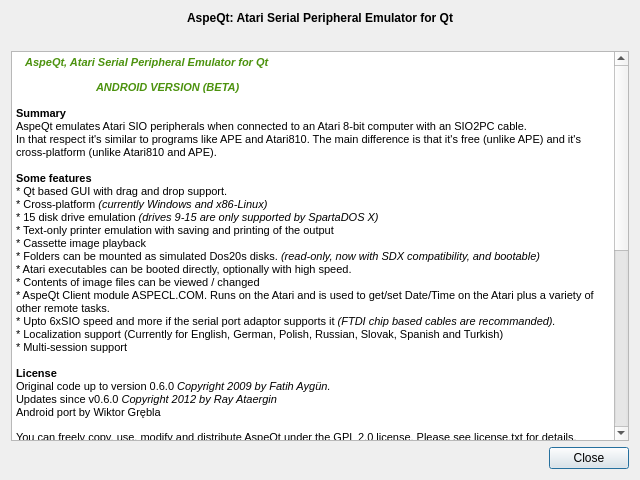
Before: the Qt Designer form aboutdialog.ui in greblus/aspeqt, drawn with Qt 5.
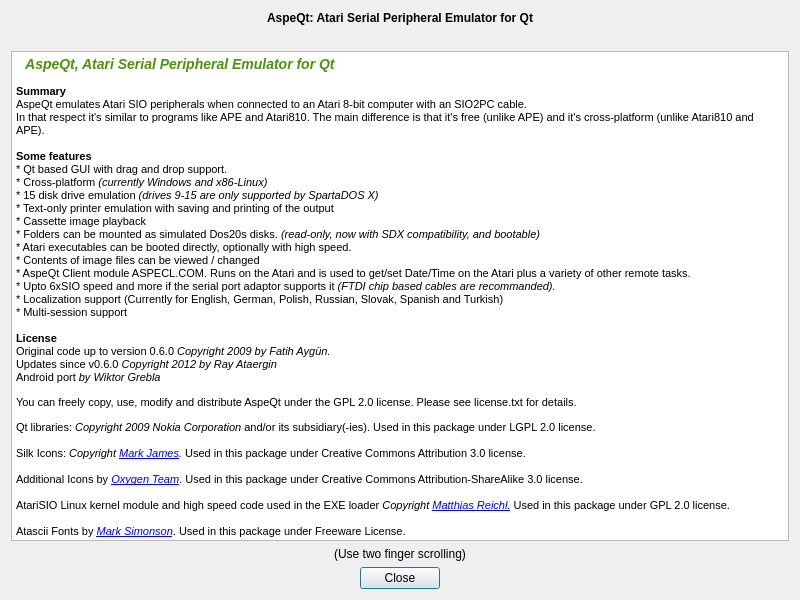
After: the same form once the commit is applied. Icons and pictures are not drawn.

Commit message: No more landscape screen orientation.

Diff of the .ui file:
```diff
--- a/aboutdialog.ui
+++ b/aboutdialog.ui
@@ -6,10 +6,16 @@
    <rect>
     <x>0</x>
     <y>0</y>
-    <width>640</width>
-    <height>480</height>
+    <width>800</width>
+    <height>600</height>
    </rect>
   </property>
+  <property name="sizePolicy">
+   <sizepolicy hsizetype="Maximum" vsizetype="Maximum">
+    <horstretch>0</horstretch>
+    <verstretch>0</verstretch>
+   </sizepolicy>
+  </property>
   <property name="windowTitle">
    <string>About AspeQt</string>
   </property>
@@ -36,7 +42,7 @@
      </property>
     </widget>
    </item>
-   <item row="5" column="0">
+   <item row="7" column="0">
     <widget class="QDialogButtonBox" name="buttonBox">
      <property name="locale">
       <locale language="English" country="UnitedStates"/>
@@ -47,21 +53,31 @@
      <property name="standardButtons">
       <set>QDialogButtonBox::Close</set>
      </property>
+     <property name="centerButtons">
+      <bool>true</bool>
+     </property>
     </widget>
    </item>
    <item row="2" column="0">
     <widget class="QTextBrowser" name="textBrowser">
+     <property name="verticalScrollBarPolicy">
+      <enum>Qt::ScrollBarAlwaysOff</enum>
+     </property>
+     <property name="horizontalScrollBarPolicy">
+      <enum>Qt::ScrollBarAlwaysOff</enum>
+     </property>
      <property name="html">
       <string>&lt;!DOCTYPE HTML PUBLIC &quot;-//W3C//DTD HTML 4.0//EN&quot; &quot;http://www.w3.org/TR/REC-html40/strict.dtd&quot;&gt;
 &lt;html&gt;&lt;head&gt;&lt;meta name=&quot;qrichtext&quot; content=&quot;1&quot; /&gt;&lt;title&gt;AspeQt&lt;/title&gt;&lt;style type=&quot;text/css&quot;&gt;
 p, li { white-space: pre-wrap; }
 &lt;/style&gt;&lt;/head&gt;&lt;body style=&quot; font-family:'MS Shell Dlg 2'; font-size:8.25pt; font-weight:400; font-style:normal;&quot;&gt;
-&lt;p style=&quot; margin-top:12px; margin-bottom:12px; margin-left:0px; margin-right:0px; -qt-block-indent:0; text-indent:0px;&quot;&gt; &lt;img src=&quot;main-icon/AspeQt.png&quot; width=&quot;66&quot; height=&quot;72&quot; /&gt;&lt;span style=&quot; font-weight:600; color:#4c920e;&quot;&gt;  &lt;/span&gt;&lt;span style=&quot; font-family:'Arial,Helvetica,sans-serif'; font-weight:600; font-style:italic; color:#4c920e;&quot;&gt;AspeQt, Atari Serial Peripheral Emulator for Qt&lt;/span&gt;&lt;/p&gt;
-&lt;p style=&quot; margin-top:12px; margin-bottom:12px; margin-left:0px; margin-right:0px; -qt-block-indent:0; text-indent:0px;&quot;&gt;&lt;span style=&quot; font-weight:600; font-style:italic; color:#4c920e;&quot;&gt;	ANDROID VERSION (BETA)&lt;br /&gt;&lt;/span&gt;&lt;br /&gt;&lt;span style=&quot; font-family:'Arial,Helvetica,sans-serif'; font-weight:600;&quot;&gt;Summary&lt;/span&gt;&lt;span style=&quot; font-family:'Arial,Helvetica,sans-serif';&quot;&gt;&lt;br /&gt;AspeQt emulates Atari SIO peripherals when connected to an Atari 8-bit computer with an SIO2PC cable.&lt;br /&gt;In that respect it's similar to programs like APE and Atari810. The main difference is that it's free (unlike APE) and it's cross-platform (unlike Atari810 and APE).&lt;br /&gt;&lt;br /&gt;&lt;/span&gt;&lt;span style=&quot; font-family:'Arial,Helvetica,sans-serif'; font-weight:600;&quot;&gt;Some features&lt;/span&gt;&lt;span style=&quot; font-family:'Arial,Helvetica,sans-serif';&quot;&gt;&lt;br /&gt;* Qt based GUI with drag and drop support.&lt;br /&gt;* Cross-platform&lt;/span&gt;&lt;span style=&quot; font-family:'Arial,Helvetica,sans-serif'; font-style:italic;&quot;&gt; (currently Windows and x86-Linux)&lt;/span&gt;&lt;span style=&quot; font-family:'Arial,Helvetica,sans-serif';&quot;&gt;&lt;br /&gt;* 15 disk drive emulation &lt;/span&gt;&lt;span style=&quot; font-family:'Arial,Helvetica,sans-serif'; font-style:italic;&quot;&gt;(drives 9-15 are only supported by SpartaDOS X)&lt;/span&gt;&lt;span style=&quot; font-family:'Arial,Helvetica,sans-serif';&quot;&gt;&lt;br /&gt;* Text-only printer emulation with saving and printing of the output&lt;br /&gt;* Cassette image playback&lt;br /&gt;* Folders can be mounted as simulated Dos20s disks. &lt;/span&gt;&lt;span style=&quot; font-family:'Arial,Helvetica,sans-serif'; font-style:italic;&quot;&gt;(read-only, now with SDX compatibility, and bootable)&lt;/span&gt;&lt;span style=&quot; font-family:'Arial,Helvetica,sans-serif';&quot;&gt;&lt;br /&gt;* Atari executables can be booted directly, optionally with high speed.&lt;br /&gt;* Contents of image files can be viewed / changed&lt;br /&gt;* AspeQt Client module ASPECL.COM. Runs on the Atari and is used to get/set Date/Time on the Atari plus a variety of other remote tasks.&lt;br /&gt;* Upto 6xSIO speed and more if the serial port adaptor supports it &lt;/span&gt;&lt;span style=&quot; font-family:'Arial,Helvetica,sans-serif'; font-style:italic;&quot;&gt;(FTDI chip based cables are recommanded).&lt;/span&gt;&lt;span style=&quot; font-family:'Arial,Helvetica,sans-serif';&quot;&gt;&lt;br /&gt;* Localization support (Currently for English, German, Polish, Russian, Slovak, Spanish and Turkish)&lt;br /&gt;* Multi-session support&lt;br /&gt;&lt;br /&gt;&lt;/span&gt;&lt;span style=&quot; font-family:'Arial,Helvetica,sans-serif'; font-weight:600;&quot;&gt;License&lt;/span&gt;&lt;span style=&quot; font-family:'Arial,Helvetica,sans-serif';&quot;&gt;&lt;br /&gt;Original code up to version 0.6.0 &lt;/span&gt;&lt;span style=&quot; font-family:'Arial,Helvetica,sans-serif'; font-style:italic;&quot;&gt;Copyright 2009 by Fatih Aygün. &lt;/span&gt;&lt;span style=&quot; font-family:'Arial,Helvetica,sans-serif';&quot;&gt;&lt;br /&gt;Updates since v0.6.0 &lt;/span&gt;&lt;span style=&quot; font-family:'Arial,Helvetica,sans-serif'; font-style:italic;&quot;&gt;Copyright 2012 by Ray Ataergin&lt;/span&gt; &lt;br /&gt;Android port by Wiktor Grębla &lt;/p&gt;
+&lt;p style=&quot; margin-top:12px; margin-bottom:12px; margin-left:0px; margin-right:0px; -qt-block-indent:0; text-indent:0px;&quot;&gt; &lt;img src=&quot;main-icon/AspeQt.png&quot; width=&quot;66&quot; height=&quot;72&quot; /&gt;&lt;span style=&quot; font-weight:600; color:#4c920e;&quot;&gt;  &lt;/span&gt;&lt;span style=&quot; font-family:'Arial,Helvetica,sans-serif'; font-size:large; font-weight:600; font-style:italic; color:#4c920e;&quot;&gt;AspeQt, Atari Serial Peripheral Emulator for Qt&lt;/span&gt;&lt;span style=&quot; font-weight:600; font-style:italic; color:#4c920e;&quot;&gt;&lt;br /&gt;&lt;/span&gt;&lt;br /&gt;&lt;span style=&quot; font-family:'Arial,Helvetica,sans-serif'; font-weight:600;&quot;&gt;Summary&lt;/span&gt;&lt;span style=&quot; font-family:'Arial,Helvetica,sans-serif';&quot;&gt;&lt;br /&gt;AspeQt emulates Atari SIO peripherals when connected to an Atari 8-bit computer with an SIO2PC cable.&lt;br /&gt;In that respect it's similar to programs like APE and Atari810. The main difference is that it's free (unlike APE) and it's cross-platform (unlike Atari810 and APE).&lt;br /&gt;&lt;br /&gt;&lt;/span&gt;&lt;span style=&quot; font-family:'Arial,Helvetica,sans-serif'; font-weight:600;&quot;&gt;Some features&lt;/span&gt;&lt;span style=&quot; font-family:'Arial,Helvetica,sans-serif';&quot;&gt;&lt;br /&gt;* Qt based GUI with drag and drop support.&lt;br /&gt;* Cross-platform&lt;/span&gt;&lt;span style=&quot; font-family:'Arial,Helvetica,sans-serif'; font-style:italic;&quot;&gt; (currently Windows and x86-Linux)&lt;/span&gt;&lt;span style=&quot; font-family:'Arial,Helvetica,sans-serif';&quot;&gt;&lt;br /&gt;* 15 disk drive emulation &lt;/span&gt;&lt;span style=&quot; font-family:'Arial,Helvetica,sans-serif'; font-style:italic;&quot;&gt;(drives 9-15 are only supported by SpartaDOS X)&lt;/span&gt;&lt;span style=&quot; font-family:'Arial,Helvetica,sans-serif';&quot;&gt;&lt;br /&gt;* Text-only printer emulation with saving and printing of the output&lt;br /&gt;* Cassette image playback&lt;br /&gt;* Folders can be mounted as simulated Dos20s disks. &lt;/span&gt;&lt;span style=&quot; font-family:'Arial,Helvetica,sans-serif'; font-style:italic;&quot;&gt;(read-only, now with SDX compatibility, and bootable)&lt;/span&gt;&lt;span style=&quot; font-family:'Arial,Helvetica,sans-serif';&quot;&gt;&lt;br /&gt;* Atari executables can be booted directly, optionally with high speed.&lt;br /&gt;* Contents of image files can be viewed / changed&lt;br /&gt;* AspeQt Client module ASPECL.COM. Runs on the Atari and is used to get/set Date/Time on the Atari plus a variety of other remote tasks.&lt;br /&gt;* Upto 6xSIO speed and more if the serial port adaptor supports it &lt;/span&gt;&lt;span style=&quot; font-family:'Arial,Helvetica,sans-serif'; font-style:italic;&quot;&gt;(FTDI chip based cables are recommanded).&lt;/span&gt;&lt;span style=&quot; font-family:'Arial,Helvetica,sans-serif';&quot;&gt;&lt;br /&gt;* Localization support (Currently for English, German, Polish, Russian, Slovak, Spanish and Turkish)&lt;br /&gt;* Multi-session support&lt;br /&gt;&lt;br /&gt;&lt;/span&gt;&lt;span style=&quot; font-family:'Arial,Helvetica,sans-serif'; font-weight:600;&quot;&gt;License&lt;/span&gt;&lt;span style=&quot; font-family:'Arial,Helvetica,sans-serif';&quot;&gt;&lt;br /&gt;Original code up to version 0.6.0 &lt;/span&gt;&lt;span style=&quot; font-family:'Arial,Helvetica,sans-serif'; font-style:italic;&quot;&gt;Copyright 2009 by Fatih Aygün. &lt;/span&gt;&lt;span style=&quot; font-family:'Arial,Helvetica,sans-serif';&quot;&gt;&lt;br /&gt;Updates since v0.6.0 &lt;/span&gt;&lt;span style=&quot; font-family:'Arial,Helvetica,sans-serif'; font-style:italic;&quot;&gt;Copyright 2012 by Ray Ataergin&lt;/span&gt;&lt;span style=&quot; font-family:'Arial,Helvetica,sans-serif';&quot;&gt; &lt;br /&gt;Android port&lt;/span&gt;&lt;span style=&quot; font-family:'Arial,Helvetica,sans-serif'; font-style:italic;&quot;&gt; by Wiktor Grebla&lt;/span&gt; &lt;/p&gt;
 &lt;p style=&quot; margin-top:12px; margin-bottom:12px; margin-left:0px; margin-right:0px; -qt-block-indent:0; text-indent:0px;&quot;&gt;&lt;span style=&quot; font-family:'Arial,Helvetica,sans-serif';&quot;&gt;You can freely copy, use, modify and distribute AspeQt under the GPL 2.0 license. Please see license.txt for details.&lt;/span&gt; &lt;/p&gt;
 &lt;p style=&quot; margin-top:12px; margin-bottom:12px; margin-left:0px; margin-right:0px; -qt-block-indent:0; text-indent:0px;&quot;&gt;&lt;span style=&quot; font-family:'Arial,Helvetica,sans-serif';&quot;&gt;Qt libraries: &lt;/span&gt;&lt;span style=&quot; font-family:'Arial,Helvetica,sans-serif'; font-style:italic;&quot;&gt;Copyright 2009 Nokia Corporation&lt;/span&gt;&lt;span style=&quot; font-family:'Arial,Helvetica,sans-serif';&quot;&gt; and/or its subsidiary(-ies). Used in this package under LGPL 2.0 license.&lt;br /&gt;&lt;br /&gt;Silk Icons: &lt;/span&gt;&lt;span style=&quot; font-family:'Arial,Helvetica,sans-serif'; font-style:italic;&quot;&gt;Copyright &lt;/span&gt;&lt;a href=&quot;www.famfamfam.com&quot;&gt;&lt;span style=&quot; font-family:'Arial,Helvetica,sans-serif'; font-style:italic; text-decoration: underline; color:#0000ff;&quot;&gt;Mark James&lt;/span&gt;&lt;/a&gt;&lt;span style=&quot; font-family:'Arial,Helvetica,sans-serif'; font-style:italic;&quot;&gt;.&lt;/span&gt;&lt;span style=&quot; font-family:'Arial,Helvetica,sans-serif';&quot;&gt; Used in this package under Creative Commons Attribution 3.0 license.&lt;br /&gt;&lt;br /&gt;Additional Icons by &lt;/span&gt;&lt;a href=&quot;http://www.oxygen-icons.org/&quot;&gt;&lt;span style=&quot; font-family:'Arial,Helvetica,sans-serif'; font-style:italic; text-decoration: underline; color:#0000ff;&quot;&gt;Oxygen Team&lt;/span&gt;&lt;/a&gt;&lt;span style=&quot; font-family:'Arial,Helvetica,sans-serif';&quot;&gt;. Used in this package under Creative Commons Attribution-ShareAlike 3.0 license.&lt;br /&gt;&lt;br /&gt;AtariSIO Linux kernel module and high speed code used in the EXE loader &lt;/span&gt;&lt;span style=&quot; font-family:'Arial,Helvetica,sans-serif'; font-style:italic;&quot;&gt;Copyright &lt;/span&gt;&lt;a href=&quot;http://www.horus.com/~hias/atari/&quot;&gt;&lt;span style=&quot; font-family:'Arial,Helvetica,sans-serif'; font-style:italic; text-decoration: underline; color:#0000ff;&quot;&gt;Matthias Reichl.&lt;/span&gt;&lt;/a&gt;&lt;span style=&quot; font-family:'Arial,Helvetica,sans-serif';&quot;&gt; Used in this package under GPL 2.0 license.&lt;br /&gt;&lt;br /&gt;Atascii Fonts by &lt;/span&gt;&lt;a href=&quot;http://members.bitstream.net/~marksim/atarimac&quot;&gt;&lt;span style=&quot; font-family:'Arial,Helvetica,sans-serif'; font-style:italic; text-decoration: underline; color:#0000ff;&quot;&gt;Mark Simonson&lt;/span&gt;&lt;/a&gt;&lt;span style=&quot; font-family:'Arial,Helvetica,sans-serif';&quot;&gt;. Used in this package under Freeware License.&lt;/span&gt;&lt;br /&gt;&lt;br /&gt;&lt;span style=&quot; font-family:'Arial,Helvetica,sans-serif'; font-weight:600; font-style:italic;&quot;&gt;DOS files distributed with AspeQt&lt;/span&gt;&lt;span style=&quot; font-family:'Arial,Helvetica,sans-serif'; font-style:italic;&quot;&gt; are copyright of their respective owners, Atari8Warez and AspeQt distributes those files with the understanding that they are either abandonware or public domain, and are widely available for download through the internet. If you are the copyright holder of one or more of these files, and believe that distribution of these files constitutes a breach of your rights please contact &lt;/span&gt;&lt;a href=&quot;mailto:ray@atari8warez.com&quot;&gt;&lt;span style=&quot; font-family:'Arial,Helvetica,sans-serif'; font-style:italic; text-decoration: underline; color:#0000ff;&quot;&gt;Atari8Warez&lt;/span&gt;&lt;/a&gt;&lt;span style=&quot; font-family:'Arial,Helvetica,sans-serif'; font-style:italic;&quot;&gt;. We respect the rights of copyright holders and won't distribute copyrighted work without the rights holder's consent. &lt;/span&gt;&lt;/p&gt;
-&lt;p style=&quot; margin-top:12px; margin-bottom:12px; margin-left:0px; margin-right:0px; -qt-block-indent:0; text-indent:0px;&quot;&gt;&lt;span style=&quot; font-family:'Arial,Helvetica,sans-serif'; font-weight:600;&quot;&gt;Contact&lt;/span&gt;&lt;span style=&quot; font-family:'Arial,Helvetica,sans-serif';&quot;&gt;&lt;br /&gt;Ray Ataergin, &lt;/span&gt;&lt;a href=&quot;mailto:ray@atari8warez.com&quot;&gt;&lt;span style=&quot; font-family:'Arial,Helvetica,sans-serif'; text-decoration: underline; color:#0000ff;&quot;&gt;email&lt;/span&gt;&lt;/a&gt;&lt;span style=&quot; font-family:'Arial,Helvetica,sans-serif';&quot;&gt;, &lt;/span&gt;&lt;span style=&quot; font-family:'Arial,Helvetica,sans-serif'; font-style:italic;&quot;&gt;Please include the word &amp;quot;aspeqt&amp;quot; in the subject field (keep in mind that Ray maintains his own forked version of AspeQt now)&lt;/span&gt;&lt;span style=&quot; font-family:'Arial,Helvetica,sans-serif';&quot;&gt;&lt;br /&gt;&lt;br /&gt;Fatih Aygun, &lt;/span&gt;&lt;a href=&quot;mailto:cyco130@yahoo.com&quot;&gt;&lt;span style=&quot; font-family:'Arial,Helvetica,sans-serif'; text-decoration: underline; color:#0000ff;&quot;&gt;email&lt;/span&gt;&lt;/a&gt;&lt;span style=&quot; font-family:'Arial,Helvetica,sans-serif';&quot;&gt;, &lt;/span&gt;&lt;span style=&quot; font-family:'Arial,Helvetica,sans-serif'; font-style:italic;&quot;&gt;Please include the word &amp;quot;aspeqt&amp;quot; in the subject field.&lt;/span&gt;&lt;/p&gt;
-&lt;p style=&quot; margin-top:12px; margin-bottom:12px; margin-left:0px; margin-right:0px; -qt-block-indent:0; text-indent:0px;&quot;&gt;&lt;span style=&quot; font-family:'Arial,Helvetica,sans-serif';&quot;&gt;Wiktor Grębla, &lt;/span&gt;&lt;a href=&quot;mailto:greblus@gmail.com&quot;&gt;&lt;span style=&quot; font-size:8pt; text-decoration: underline; color:#0000ff;&quot;&gt;email&lt;/span&gt;&lt;/a&gt;&lt;span style=&quot; font-family:'Arial,Helvetica,sans-serif';&quot;&gt;, Please include whatever you want, can be a beer or my favourite Dewar's White Label ;).&lt;br /&gt;&lt;br /&gt;For SIO2PC-USB hardware purchase/support visit &lt;/span&gt;&lt;a href=&quot;www.lotharek.pl&quot;&gt;&lt;span style=&quot; font-size:8pt; text-decoration: underline; color:#0000ff;&quot;&gt;Lotharek's shop&lt;/span&gt;&lt;/a&gt;&lt;span style=&quot; font-family:'Arial,Helvetica,sans-serif';&quot;&gt;.&lt;br /&gt;&lt;/span&gt;&lt;/p&gt;&lt;/body&gt;&lt;/html&gt;</string>
+&lt;p style=&quot; margin-top:12px; margin-bottom:12px; margin-left:0px; margin-right:0px; -qt-block-indent:0; text-indent:0px;&quot;&gt;&lt;span style=&quot; font-family:'Arial,Helvetica,sans-serif'; font-weight:600;&quot;&gt;Contact&lt;/span&gt;&lt;span style=&quot; font-family:'Arial,Helvetica,sans-serif';&quot;&gt;&lt;br /&gt;Ray Ataergin, &lt;/span&gt;&lt;a href=&quot;mailto:ray@atari8warez.com&quot;&gt;&lt;span style=&quot; font-family:'Arial,Helvetica,sans-serif'; text-decoration: underline; color:#0000ff;&quot;&gt;email&lt;/span&gt;&lt;/a&gt;&lt;span style=&quot; font-family:'Arial,Helvetica,sans-serif';&quot;&gt;, &lt;br /&gt;Fatih Aygun, &lt;/span&gt;&lt;a href=&quot;mailto:cyco130@yahoo.com&quot;&gt;&lt;span style=&quot; font-family:'Arial,Helvetica,sans-serif'; text-decoration: underline; color:#0000ff;&quot;&gt;email&lt;/span&gt;&lt;/a&gt;&lt;span style=&quot; font-family:'Arial,Helvetica,sans-serif';&quot;&gt;, &lt;br /&gt;Wiktor Grebla, &lt;/span&gt;&lt;a href=&quot;mailto:greblus@gmail.com&quot;&gt;&lt;span style=&quot; font-family:'Arial,Helvetica,sans-serif'; text-decoration: underline; color:#0000ff;&quot;&gt;email&lt;/span&gt;&lt;/a&gt;&lt;span style=&quot; font-family:'Arial,Helvetica,sans-serif';&quot;&gt;, &lt;br /&gt;For SIO2PC-USB hardware purchase/support visit &lt;/span&gt;&lt;a href=&quot;http://www.lotharek.pl&quot;&gt;&lt;span style=&quot; font-family:'Arial,Helvetica,sans-serif'; text-decoration: underline; color:#0000ff;&quot;&gt;Lotharek's store&lt;/span&gt;&lt;/a&gt;&lt;span style=&quot; font-family:'Arial,Helvetica,sans-serif';&quot;&gt;&lt;br /&gt;&lt;/span&gt;&lt;/p&gt;&lt;/body&gt;&lt;/html&gt;</string>
+     </property>
+     <property name="textInteractionFlags">
+      <set>Qt::LinksAccessibleByKeyboard|Qt::LinksAccessibleByMouse</set>
      </property>
      <property name="source">
       <url>
@@ -86,6 +102,19 @@
      </property>
     </widget>
    </item>
+   <item row="5" column="0">
+    <widget class="QLabel" name="label">
+     <property name="midLineWidth">
+      <number>0</number>
+     </property>
+     <property name="text">
+      <string>(Use two finger scrolling)</string>
+     </property>
+     <property name="alignment">
+      <set>Qt::AlignCenter</set>
+     </property>
+    </widget>
+   </item>
   </layout>
  </widget>
  <resources/>
```
The commit also changes 2 other files.
